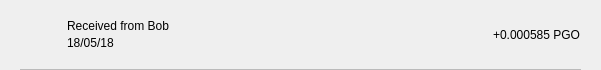
The window that src/qt/pengolincoin/forms/txrow.ui (pengolincoin/PengolinCoin-Core) describes before a commit, drawn with Qt 5.
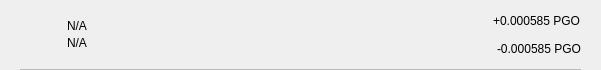
The same window after the commit.

What changed in the file:
```diff
--- a/src/qt/pengolincoin/forms/txrow.ui
+++ b/src/qt/pengolincoin/forms/txrow.ui
@@ -110,7 +110,7 @@
               <string notr="true"/>
              </property>
              <property name="text">
-              <string>Received from Bob</string>
+              <string notr="true">N/A</string>
              </property>
              <property name="alignment">
               <set>Qt::AlignBottom|Qt::AlignLeading|Qt::AlignLeft</set>
@@ -123,7 +123,7 @@
               <string notr="true"/>
              </property>
              <property name="text">
-              <string>18/05/18</string>
+              <string notr="true">N/A</string>
              </property>
              <property name="alignment">
               <set>Qt::AlignLeading|Qt::AlignLeft|Qt::AlignTop</set>
@@ -133,13 +133,47 @@
           </layout>
          </item>
          <item>
-          <widget class="QLabel" name="lblAmount">
-           <property name="styleSheet">
-            <string notr="true"/>
+          <widget class="QWidget" name="containerAmounts" native="true">
+           <property name="minimumSize">
+            <size>
+             <width>80</width>
+             <height>0</height>
+            </size>
            </property>
-           <property name="text">
-            <string>+0.000585 PGO</string>
-           </property>
+           <layout class="QVBoxLayout" name="verticalLayout_4">
+            <property name="leftMargin">
+             <number>0</number>
+            </property>
+            <property name="topMargin">
+             <number>0</number>
+            </property>
+            <property name="rightMargin">
+             <number>0</number>
+            </property>
+            <property name="bottomMargin">
+             <number>0</number>
+            </property>
+            <item alignment="Qt::AlignRight">
+             <widget class="QLabel" name="lblAmountTop">
+              <property name="styleSheet">
+               <string notr="true"/>
+              </property>
+              <property name="text">
+               <string>+0.000585 PGO</string>
+              </property>
+             </widget>
+            </item>
+            <item alignment="Qt::AlignRight">
+             <widget class="QLabel" name="lblAmountBottom">
+              <property name="styleSheet">
+               <string notr="true"/>
+              </property>
+              <property name="text">
+               <string>-0.000585 PGO</string>
+              </property>
+             </widget>
+            </item>
+           </layout>
           </widget>
          </item>
         </layout>
```
